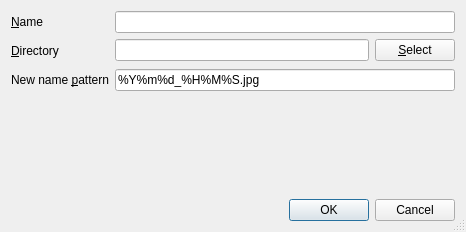
Above: qtimgren/profile.ui from s-ball/qtimgren before the change. Below: the same form after it.
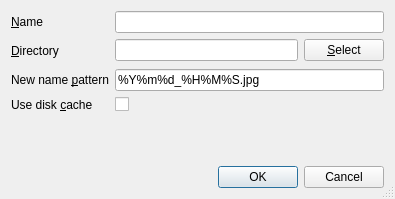
That is the form after the change.

Commit message: Attach a use_disk_cache option to the Profile

The edit to the form file:
```diff
--- a/qtimgren/profile.ui
+++ b/qtimgren/profile.ui
@@ -6,8 +6,8 @@
    <rect>
     <x>0</x>
     <y>0</y>
-    <width>466</width>
-    <height>232</height>
+    <width>395</width>
+    <height>199</height>
    </rect>
   </property>
   <property name="windowTitle">
@@ -16,8 +16,6 @@
   <property name="sizeGripEnabled">
    <bool>true</bool>
   </property>
-  <layout class="QGridLayout" name="gridLayout">
-   <item row="0" column="0">
     <layout class="QVBoxLayout" name="verticalLayout">
      <item>
       <layout class="QFormLayout" name="formLayout">
@@ -89,6 +87,23 @@
          </property>
         </widget>
        </item>
+     <item row="3" column="0">
+      <widget class="QLabel" name="label_3">
+       <property name="text">
+        <string>Use disk &amp;cache</string>
+       </property>
+       <property name="buddy">
+        <cstring>use_disk_cache</cstring>
+       </property>
+      </widget>
+     </item>
+     <item row="3" column="1">
+      <widget class="QCheckBox" name="use_disk_cache">
+       <property name="text">
+        <string/>
+       </property>
+      </widget>
+     </item>
       </layout>
      </item>
      <item>
@@ -99,7 +114,7 @@
        <property name="sizeHint" stdset="0">
         <size>
          <width>20</width>
-         <height>40</height>
+       <height>38</height>
         </size>
        </property>
       </spacer>
@@ -110,8 +125,6 @@
         <set>QDialogButtonBox::StandardButton::Cancel|QDialogButtonBox::StandardButton::Ok</set>
        </property>
       </widget>
-     </item>
-    </layout>
    </item>
   </layout>
  </widget>
```
Lines whose indentation alone changed are shown as unchanged. The commit also changes 9 other files.
